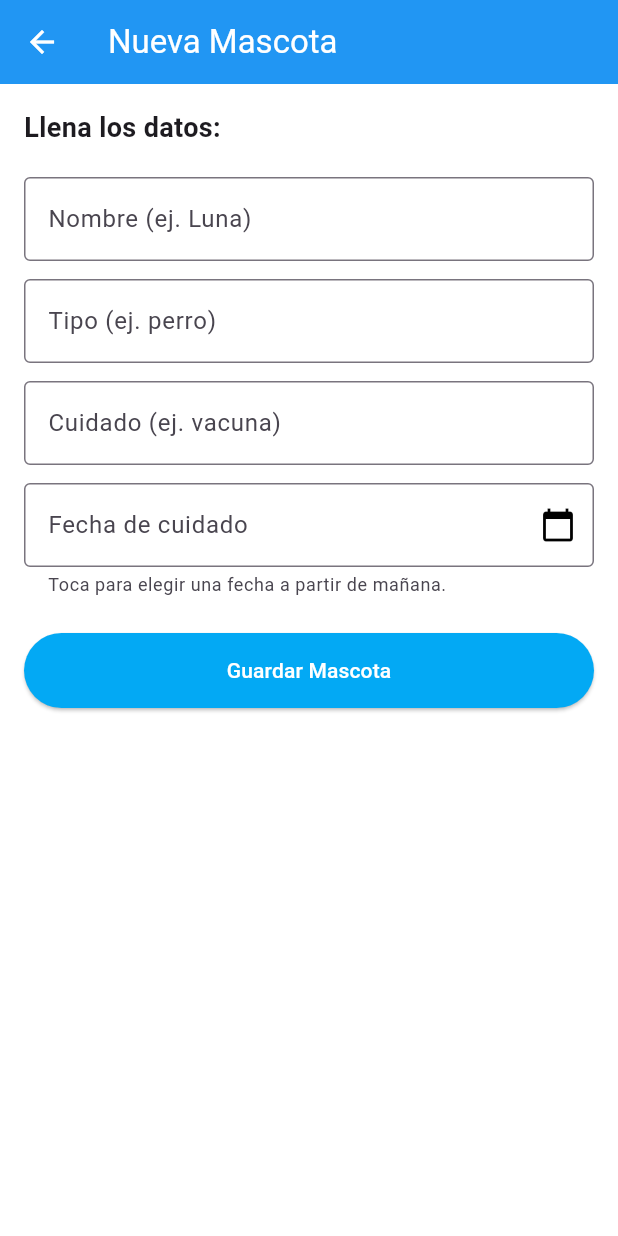
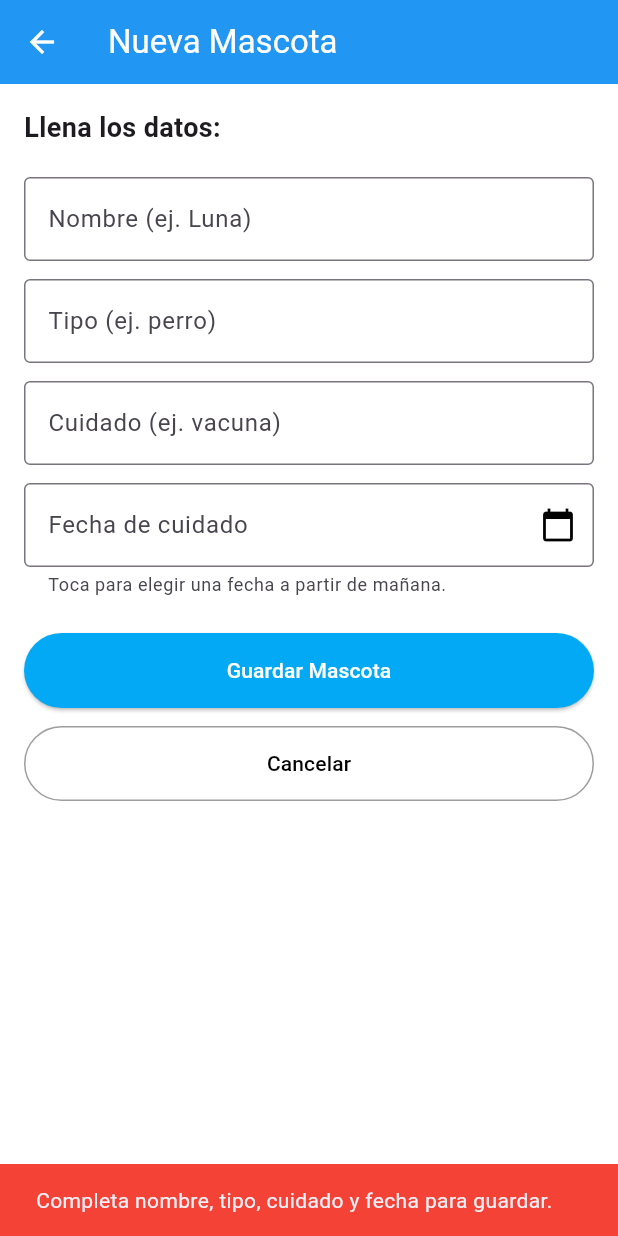
Before and after one commit to GaboTex2004/Project2-IHC, a Flutter app: the AgregarMascotaScreen screen opened directly, after a tap on "Guardar Mascota", on a phone screen of 412 x 824 dp. Run offline on Flutter 3.47's test engine with Material 3 defaults, Android fonts, the phone set to English and light mode, and no system bars; our stand-ins replace shared_preferences; accounts and stored records are empty.

Commit message:
Agrega mensajes de exito y error al guardar un cuidado, y boton Cancelar

```diff
--- a/frontend/lib/features/mascotas/screens/agregar_mascota_screen.dart
+++ b/frontend/lib/features/mascotas/screens/agregar_mascota_screen.dart
@@ -21,9 +21,15 @@ class _AgregarMascotaScreenState extends State<AgregarMascotaScreen> {
   bool _guardando = false;
 
   Future<void> _guardarMascota() async {
-    // Validación súper básica para que no envíen datos vacíos
-    if (_nombreController.text.isEmpty || _fechaController.text.isEmpty) {
-      print("Por favor, llena los datos");
+    // Avisamos qué campos faltan en vez de no hacer nada
+    if (_nombreController.text.trim().isEmpty ||
+        _tipoController.text.trim().isEmpty ||
+        _cuidadoController.text.trim().isEmpty ||
+        _fechaController.text.isEmpty) {
+      _mostrarMensaje(
+        "Completa nombre, tipo, cuidado y fecha para guardar.",
+        Colors.red,
+      );
       return;
     }
 
@@ -51,19 +57,40 @@ class _AgregarMascotaScreenState extends State<AgregarMascotaScreen> {
       );
 
       if (response.statusCode == 200 || response.statusCode == 201) {
-        Navigator.pop(context, true);
+        _mostrarMensaje(
+          "${_cuidadoController.text} de ${_nombreController.text} guardado para el ${_fechaController.text}.",
+          Colors.green,
+        );
+        if (mounted) Navigator.pop(context, true);
       } else {
-        print("Error al guardar: ${response.body}");
+        // Mostramos el motivo que manda el backend
+        String motivo = "No se pudo guardar el cuidado.";
+        try {
+          motivo = json.decode(response.body)['detail'].toString();
+        } catch (e) {
+          // Si no viene 'detail' dejamos el mensaje general
+        }
         setState(() {
           _guardando = false;
         });
+        _mostrarMensaje(motivo, Colors.red);
       }
     } catch (e) {
-      print("Error: $e");
       setState(() {
         _guardando = false;
       });
+      _mostrarMensaje(
+        "No se pudo conectar con el servidor. Revisa tu conexión e inténtalo de nuevo.",
+        Colors.red,
+      );
     }
+  }
+
+  void _mostrarMensaje(String mensaje, Color color) {
+    if (!mounted) return;
+    ScaffoldMessenger.of(context).showSnackBar(
+      SnackBar(content: Text(mensaje), backgroundColor: color),
+    );
   }
 
   // --- FUNCIÓN PARA MOSTRAR EL CALENDARIO ---
@@ -178,6 +205,22 @@ class _AgregarMascotaScreenState extends State<AgregarMascotaScreen> {
                     : Text("Guardar Mascota"),
               ),
             ),
+            SizedBox(height: 12),
+            // Igual que en editar: salir sin guardar
+            SizedBox(
+              width: double.infinity,
+              height: 50,
+              child: OutlinedButton(
+                style: OutlinedButton.styleFrom(
+                  foregroundColor: Colors.black,
+                  side: BorderSide(color: Colors.grey),
+                ),
+                onPressed: _guardando
+                    ? null
+                    : () => Navigator.pop(context, false),
+                child: Text("Cancelar"),
+              ),
+            ),
           ],
         ),
       ),
```
